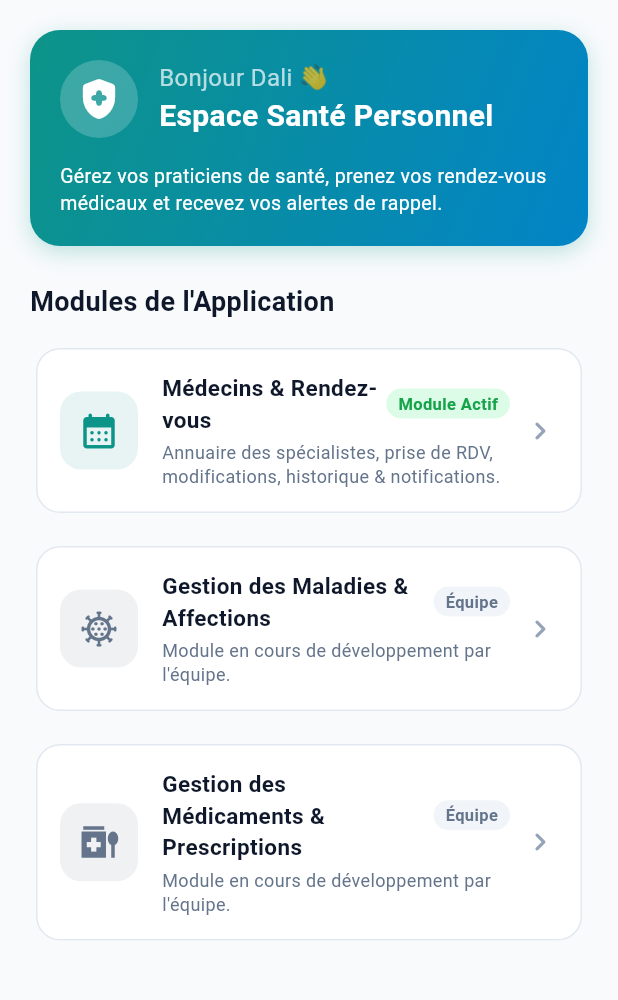
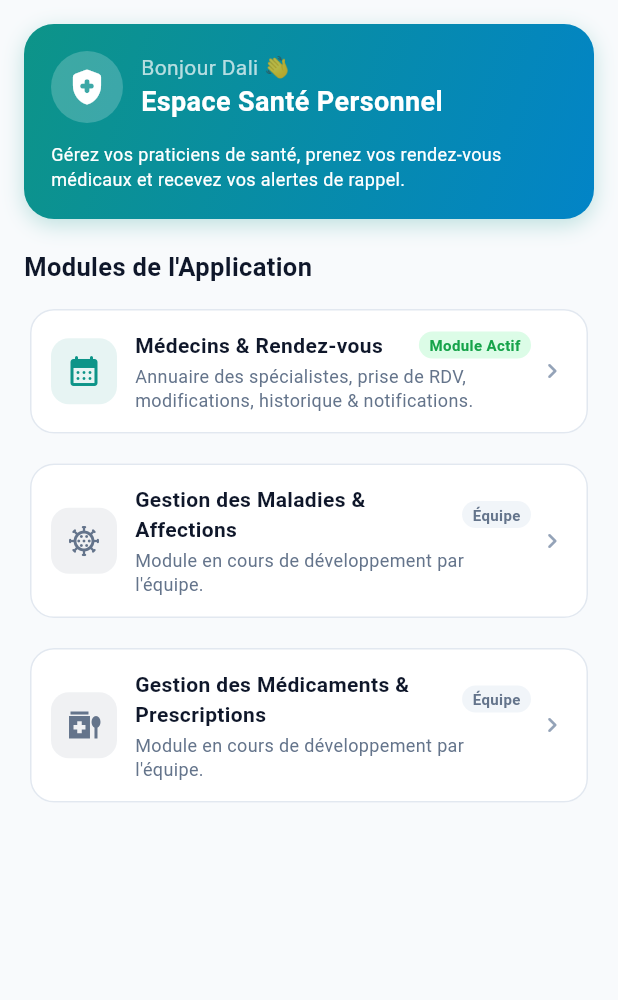
Before and after one commit to mohamedalirom/SahaCare, a Flutter app: the screen it shows after launch, on a phone screen of 412 x 824 dp, the part 84-1084 px from its top. Run offline on Flutter 3.47's test engine with Material 3 defaults, Android fonts, the phone set to English and light mode, and no system bars; our stand-ins replace flutter_riverpod, go_router.

Commit message:
feat(ui): add immersive smartphone device frame for VS Code and browser testing

```diff
--- a/lib/app.dart
+++ b/lib/app.dart
@@ -3,8 +3,9 @@ import 'package:flutter_riverpod/flutter_riverpod.dart';
 import 'core/constants/app_constants.dart';
 import 'core/routes/app_router.dart';
 import 'core/theme/app_theme.dart';
+import 'core/widgets/phone_frame_wrapper.dart';
 
-/// Widget racine de l'application SahaCare
+/// Widget racine de l'application SahaCare avec rendu en cadre de Smartphone
 class SahaCareApp extends ConsumerWidget {
   const SahaCareApp({super.key});
 
@@ -15,6 +16,9 @@ class SahaCareApp extends ConsumerWidget {
       debugShowCheckedModeBanner: false,
       theme: AppTheme.lightTheme,
       routerConfig: appRouter,
+      builder: (context, child) => PhoneFrameWrapper(
+        child: child ?? const SizedBox.shrink(),
+      ),
     );
   }
 }
--- a/lib/core/widgets/home_screen.dart
+++ b/lib/core/widgets/home_screen.dart
@@ -14,14 +14,14 @@ class HomeScreen extends StatelessWidget {
         title: const Text('SahaCare'),
       ),
       body: SingleChildScrollView(
-        padding: const EdgeInsets.all(20.0),
+        padding: const EdgeInsets.all(16.0),
         child: Column(
           crossAxisAlignment: CrossAxisAlignment.start,
           children: [
             // Carte de Bienvenue
             Container(
               width: double.infinity,
-              padding: const EdgeInsets.all(20),
+              padding: const EdgeInsets.all(18),
               decoration: BoxDecoration(
                 gradient: LinearGradient(
                   colors: [
@@ -54,49 +54,53 @@ class HomeScreen extends StatelessWidget {
                         child: const Icon(
                           Icons.health_and_safety_rounded,
                           color: Colors.white,
-                          size: 32,
+                          size: 28,
                         ),
                       ),
-                      const SizedBox(width: 14),
-                      const Column(
+                      const SizedBox(width: 12),
+                      const Expanded(
+                        child: Column(
                           crossAxisAlignment: CrossAxisAlignment.start,
                           children: [
                             Text(
                               'Bonjour Dali 👋',
-                            style: TextStyle(fontSize: 16, color: Colors.white70),
+                              style: TextStyle(fontSize: 14, color: Colors.white70),
                             ),
                             Text(
                               'Espace Santé Personnel',
                               style: TextStyle(
-                              fontSize: 20,
+                                fontSize: 18,
                                 fontWeight: FontWeight.bold,
                                 color: Colors.white,
+                              ),
+                              maxLines: 1,
+                              overflow: TextOverflow.ellipsis,
+                            ),
+                          ],
                         ),
                       ),
                     ],
                   ),
-                    ],
-                  ),
-                  const SizedBox(height: 16),
+                  const SizedBox(height: 12),
                   const Text(
                     'Gérez vos praticiens de santé, prenez vos rendez-vous médicaux et recevez vos alertes de rappel.',
-                    style: TextStyle(color: Colors.white, fontSize: 13, height: 1.4),
+                    style: TextStyle(color: Colors.white, fontSize: 12, height: 1.4),
                   ),
                 ],
               ),
             ),
-            const SizedBox(height: 24),
+            const SizedBox(height: 20),
 
             // Titre de section
             const Text(
               'Modules de l\'Application',
               style: TextStyle(
-                fontSize: 18,
+                fontSize: 17,
                 fontWeight: FontWeight.bold,
                 color: Color(0xFF0F172A),
               ),
             ),
-            const SizedBox(height: 14),
+            const SizedBox(height: 12),
 
             // Module : Gestion 3 — Médecins et rendez-vous (dali)
             _buildModuleCard(
@@ -112,7 +116,7 @@ class HomeScreen extends StatelessWidget {
                 context.push('/appointments');
               },
             ),
-            const SizedBox(height: 14),
+            const SizedBox(height: 12),
 
             // Modules des autres membres de l'équipe (placeholders)
             _buildModuleCard(
@@ -130,7 +134,7 @@ class HomeScreen extends StatelessWidget {
                 );
               },
             ),
-            const SizedBox(height: 14),
+            const SizedBox(height: 12),
 
             _buildModuleCard(
               context: context,
@@ -174,18 +178,18 @@ class HomeScreen extends StatelessWidget {
         onTap: onTap,
         borderRadius: BorderRadius.circular(16),
         child: Padding(
-          padding: const EdgeInsets.all(16.0),
+          padding: const EdgeInsets.all(14.0),
           child: Row(
             children: [
               Container(
-                padding: const EdgeInsets.all(12),
+                padding: const EdgeInsets.all(10),
                 decoration: BoxDecoration(
                   color: iconColor.withValues(alpha: 0.1),
-                  borderRadius: BorderRadius.circular(14),
+                  borderRadius: BorderRadius.circular(12),
                 ),
-                child: Icon(icon, color: iconColor, size: 28),
+                child: Icon(icon, color: iconColor, size: 24),
               ),
-              const SizedBox(width: 16),
+              const SizedBox(width: 12),
               Expanded(
                 child: Column(
                   crossAxisAlignment: CrossAxisAlignment.start,
@@ -197,22 +201,22 @@ class HomeScreen extends StatelessWidget {
                           child: Text(
                             title,
                             style: const TextStyle(
-                              fontSize: 15,
+                              fontSize: 14,
                               fontWeight: FontWeight.bold,
                               color: Color(0xFF0F172A),
                             ),
                           ),
                         ),
                         Container(
-                          padding: const EdgeInsets.symmetric(horizontal: 8, vertical: 2),
+                          padding: const EdgeInsets.symmetric(horizontal: 7, vertical: 2),
                           decoration: BoxDecoration(
                             color: badgeColor,
-                            borderRadius: BorderRadius.circular(12),
+                            borderRadius: BorderRadius.circular(10),
                           ),
                           child: Text(
                             badgeText,
                             style: TextStyle(
-                              fontSize: 11,
+                              fontSize: 10,
                               fontWeight: FontWeight.w600,
                               color: badgeTextColor,
                             ),
@@ -220,7 +224,7 @@ class HomeScreen extends StatelessWidget {
                         ),
                       ],
                     ),
-                    const SizedBox(height: 4),
+                    const SizedBox(height: 3),
                     Text(
                       subtitle,
                       style: const TextStyle(fontSize: 12, color: Color(0xFF64748B), height: 1.3),
@@ -228,8 +232,8 @@ class HomeScreen extends StatelessWidget {
                   ],
                 ),
               ),
-              const SizedBox(width: 8),
-              const Icon(Icons.chevron_right_rounded, color: Color(0xFF94A3B8)),
+              const SizedBox(width: 4),
+              const Icon(Icons.chevron_right_rounded, color: Color(0xFF94A3B8), size: 20),
             ],
           ),
         ),
--- /dev/null
+++ b/lib/core/widgets/phone_frame_wrapper.dart
@@ -0,0 +1,115 @@
+import 'package:flutter/material.dart';
+
+/// Wrapper permettant d'afficher l'application dans un cadre réaliste de Smartphone
+/// (Idéal pour la visualisation dans VS Code / Navigateur sans configuration complexe)
+class PhoneFrameWrapper extends StatelessWidget {
+  final Widget child;
+
+  const PhoneFrameWrapper({
+    super.key,
+    required this.child,
+  });
+
+  @override
+  Widget build(BuildContext context) {
+    return LayoutBuilder(
+      builder: (context, constraints) {
+        // Si l'écran est déjà de taille mobile (< 550px), on affiche plein écran
+        if (constraints.maxWidth < 550) {
+          return child;
+        }
+
+        // Sinon, on affiche le smartphone virtuel centré avec son cadre et son ombre 3D
+        return Scaffold(
+          backgroundColor: const Color(0xFF0F172A), // Fond sombre premium pour faire ressortir le téléphone
+          body: Center(
+            child: SingleChildScrollView(
+              padding: const EdgeInsets.symmetric(vertical: 24, horizontal: 16),
+              child: Container(
+                width: 412,
+                height: 860,
+                decoration: BoxDecoration(
+                  color: Colors.black,
+                  borderRadius: BorderRadius.circular(48),
+                  border: Border.all(color: const Color(0xFF334155), width: 6),
+                  boxShadow: [
+                    BoxShadow(
+                      color: Colors.black.withValues(alpha: 0.6),
+                      blurRadius: 32,
+                      spreadRadius: 4,
+                      offset: const Offset(0, 16),
+                    ),
+                    BoxShadow(
+                      color: Theme.of(context).colorScheme.primary.withValues(alpha: 0.15),
+                      blurRadius: 40,
+                      spreadRadius: 2,
+                    ),
+                  ],
+                ),
+                child: ClipRRect(
+                  borderRadius: BorderRadius.circular(42),
+                  child: Stack(
+                    children: [
+                      // Contenu de l'application mobile
+                      Positioned.fill(
+                        child: child,
+                      ),
+
+                      // Dynamic Island / Encoche smartphone en haut
+                      Positioned(
+                        top: 10,
+                        left: 0,
+                        right: 0,
+                        child: Center(
+                          child: Container(
+                            width: 110,
+                            height: 28,
+                            decoration: BoxDecoration(
+                              color: Colors.black,
+                              borderRadius: BorderRadius.circular(20),
+                            ),
+                            child: Row(
+                              mainAxisAlignment: MainAxisAlignment.end,
+                              children: [
+                                Container(
+                                  width: 10,
+                                  height: 10,
+                                  margin: const EdgeInsets.only(right: 12),
+                                  decoration: const BoxDecoration(
+                                    color: Color(0xFF1E293B),
+                                    shape: BoxShape.circle,
+                                  ),
+                                ),
+                              ],
+                            ),
+                          ),
+                        ),
+                      ),
+
+                      // Barre d'accueil en bas (Home Indicator)
+                      Positioned(
+                        bottom: 8,
+                        left: 0,
+                        right: 0,
+                        child: Center(
+                          child: Container(
+                            width: 130,
+                            height: 4,
+                            decoration: BoxDecoration(
+                              color: Colors.black38,
+                              borderRadius: BorderRadius.circular(10),
+                            ),
+                          ),
+                        ),
+                      ),
+                    ],
+                  ),
+                ),
+              ),
+            ),
+          ),
+        );
+      },
+    );
+  }
+}
--- a/lib/main.dart
+++ b/lib/main.dart
@@ -5,7 +5,7 @@ import 'app.dart';
 void main() {
   WidgetsFlutterBinding.ensureInitialized();
 
-  // Point d'entrée de l'application avec ProviderScope pour la gestion d'état Riverpod
+  // Point d'entrée avec ProviderScope pour la gestion d'état
   runApp(
     const ProviderScope(
       child: SahaCareApp(),
--- a/pubspec.yaml
+++ b/pubspec.yaml
@@ -39,7 +39,6 @@ dependencies:
   dio: ^5.11.1
   shared_preferences: ^2.5.6
   intl: ^0.20.3
-
 dev_dependencies:
   flutter_test:
     sdk: flutter
```
Lines whose indentation alone changed are shown as unchanged.
